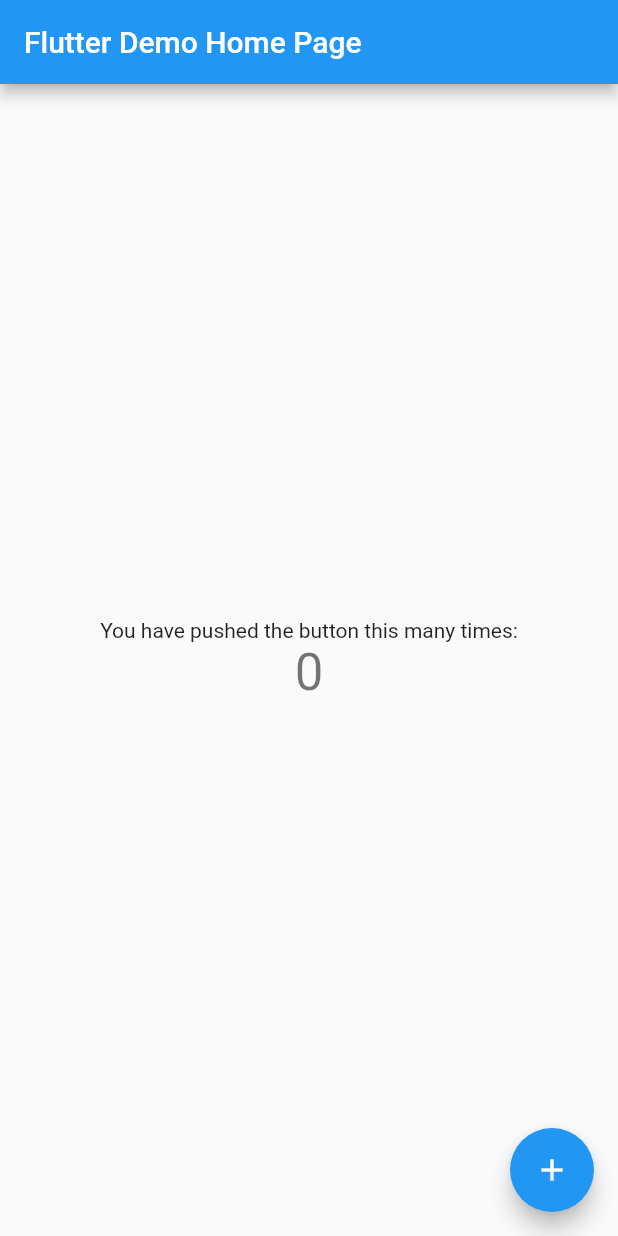
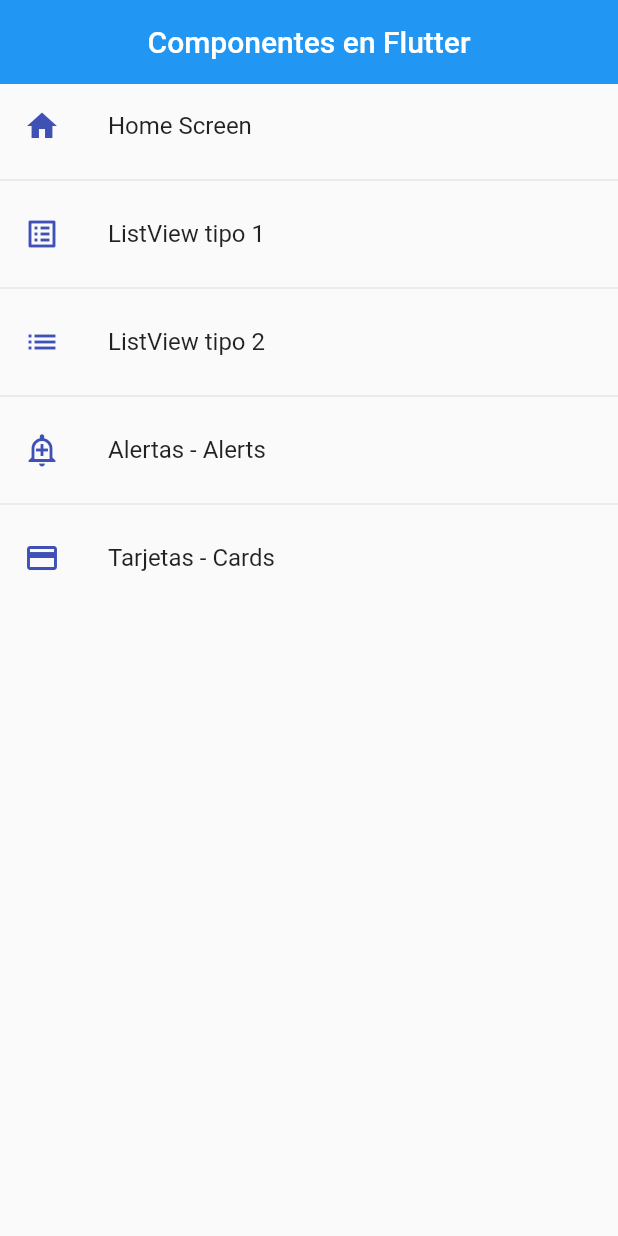
Before and after one commit to AdrianBL1/flutter_components, a Flutter app: the screen it shows after launch, on a phone screen of 412 x 824 dp. Run offline on Flutter 3.47's test engine with Material 2 defaults, Android fonts, the phone set to English and light mode, and no system bars.

Commit message:
Construcción del ListView, ListTiles, Rutas y Creación de las Pantallas

```diff
--- a/lib/main.dart
+++ b/lib/main.dart
@@ -1,115 +1,20 @@
 import 'package:flutter/material.dart';
+import 'package:fl_components/router/app_routes.dart';
 
-void main() {
-  runApp(const MyApp());
-}
+void main() => runApp(const MyApp());
 
 class MyApp extends StatelessWidget {
+
   const MyApp({Key? key}) : super(key: key);
 
-  // This widget is the root of your application.
   @override
   Widget build(BuildContext context) {
     return MaterialApp(
-      title: 'Flutter Demo',
-      theme: ThemeData(
-        // This is the theme of your application.
-        //
-        // Try running your application with "flutter run". You'll see the
-        // application has a blue toolbar. Then, without quitting the app, try
-        // changing the primarySwatch below to Colors.green and then invoke
-        // "hot reload" (press "r" in the console where you ran "flutter run",
-        // or simply save your changes to "hot reload" in a Flutter IDE).
-        // Notice that the counter didn't reset back to zero; the application
-        // is not restarted.
-        primarySwatch: Colors.blue,
-      ),
-      home: const MyHomePage(title: 'Flutter Demo Home Page'),
+      debugShowCheckedModeBanner: false,
+      title: 'Material App',
+      initialRoute: AppRoutes.initialRoute,
+      routes: AppRoutes.getAppRoutes(),
+      onGenerateRoute: AppRoutes.onGenerateRoute
     );
   }
 }
-
-class MyHomePage extends StatefulWidget {
-  const MyHomePage({Key? key, required this.title}) : super(key: key);
-
-  // This widget is the home page of your application. It is stateful, meaning
-  // that it has a State object (defined below) that contains fields that affect
-  // how it looks.
-
-  // This class is the configuration for the state. It holds the values (in this
-  // case the title) provided by the parent (in this case the App widget) and
-  // used by the build method of the State. Fields in a Widget subclass are
-  // always marked "final".
-
-  final String title;
-
-  @override
-  State<MyHomePage> createState() => _MyHomePageState();
-}
-
-class _MyHomePageState extends State<MyHomePage> {
-  int _counter = 0;
-
-  void _incrementCounter() {
-    setState(() {
-      // This call to setState tells the Flutter framework that something has
-      // changed in this State, which causes it to rerun the build method below
-      // so that the display can reflect the updated values. If we changed
-      // _counter without calling setState(), then the build method would not be
-      // called again, and so nothing would appear to happen.
-      _counter++;
-    });
-  }
-
-  @override
-  Widget build(BuildContext context) {
-    // This method is rerun every time setState is called, for instance as done
-    // by the _incrementCounter method above.
-    //
-    // The Flutter framework has been optimized to make rerunning build methods
-    // fast, so that you can just rebuild anything that needs updating rather
-    // than having to individually change instances of widgets.
-    return Scaffold(
-      appBar: AppBar(
-        // Here we take the value from the MyHomePage object that was created by
-        // the App.build method, and use it to set our appbar title.
-        title: Text(widget.title),
-      ),
-      body: Center(
-        // Center is a layout widget. It takes a single child and positions it
-        // in the middle of the parent.
-        child: Column(
-          // Column is also a layout widget. It takes a list of children and
-          // arranges them vertically. By default, it sizes itself to fit its
-          // children horizontally, and tries to be as tall as its parent.
-          //
-          // Invoke "debug painting" (press "p" in the console, choose the
-          // "Toggle Debug Paint" action from the Flutter Inspector in Android
-          // Studio, or the "Toggle Debug Paint" command in Visual Studio Code)
-          // to see the wireframe for each widget.
-          //
-          // Column has various properties to control how it sizes itself and
-          // how it positions its children. Here we use mainAxisAlignment to
-          // center the children vertically; the main axis here is the vertical
-          // axis because Columns are vertical (the cross axis would be
-          // horizontal).
-          mainAxisAlignment: MainAxisAlignment.center,
-          children: <Widget>[
-            const Text(
-              'You have pushed the button this many times:',
-            ),
-            Text(
-              '$_counter',
-              style: Theme.of(context).textTheme.headline4,
-            ),
-          ],
-        ),
-      ),
-      floatingActionButton: FloatingActionButton(
-        onPressed: _incrementCounter,
-        tooltip: 'Increment',
-        child: const Icon(Icons.add),
-      ), // This trailing comma makes auto-formatting nicer for build methods.
-    );
-  }
-}
--- /dev/null
+++ b/lib/models/menu_option.dart
@@ -0,0 +1,15 @@
+import 'package:flutter/material.dart' show IconData, Widget;
+
+class MenuOption{
+  final String route;
+  final IconData icon;
+  final String name;
+  final Widget screen;
+
+  MenuOption({
+    required this.route,
+    required this.icon,
+    required this.name,
+    required this.screen
+  });
+}
--- /dev/null
+++ b/lib/models/models.dart
@@ -0,0 +1 @@
+export 'package:fl_components/models/menu_option.dart';
--- /dev/null
+++ b/lib/router/app_routes.dart
@@ -0,0 +1,38 @@
+import 'package:flutter/material.dart';
+import 'package:fl_components/models/models.dart';
+import 'package:fl_components/screen/screens.dart';
+
+class AppRoutes{
+  static const initialRoute = 'home';
+
+  static final menuOptions = <MenuOption>[
+    //TODO: borrar home
+    MenuOption(route: 'home', name: 'Home Screen', screen: const HomeScreen(), icon: Icons.home),
+    MenuOption(route: 'listview1', name: 'ListView tipo 1', screen: const ListView1Screen(), icon: Icons.list_alt),
+    MenuOption(route: 'listview2', name: 'ListView tipo 2', screen: const ListView2Screen(), icon: Icons.list),
+    MenuOption(route: 'alert', name: 'Alertas - Alerts', screen: const AlertScreen(), icon: Icons.add_alert_outlined),
+    MenuOption(route: 'card', name: 'Tarjetas - Cards', screen: const CardScreen(), icon: Icons.credit_card),
+  ];
+
+  static Map<String, Widget Function(BuildContext)> getAppRoutes() {
+    Map<String, Widget Function(BuildContext)> appRoutes = {};
+    for (final option in menuOptions){
+      appRoutes.addAll({option.route: (BuildContext context) => option.screen});
+    }
+    return appRoutes;
+  }
+
+  //static Map<String, Widget Function(BuildContext)> routes = {
+  //  'home'     :(BuildContext context) => const HomeScreen(),
+  //  'listview1':(BuildContext context) => const ListView1Screen(),
+  //  'listview2':(BuildContext context) => const ListView2Screen(),
+  //  'alert'    :(BuildContext context) => const AlertScreen(),
+  //  'card'     :(BuildContext context) => const CardScreen()
+  //};
+
+  static Route<dynamic> onGenerateRoute (RouteSettings settings){
+    return MaterialPageRoute(
+      builder: (context) => const AlertScreen()
+    );
+  }
+}
--- /dev/null
+++ b/lib/screen/home_screen.dart
@@ -0,0 +1,37 @@
+import 'package:flutter/material.dart';
+import 'package:fl_components/router/app_routes.dart';
+
+class HomeScreen extends StatelessWidget {
+
+  const HomeScreen({Key? key}) : super(key: key);
+
+  @override
+  Widget build(BuildContext context) {
+
+    final menuOptions = AppRoutes.menuOptions;
+
+    return Scaffold(
+      appBar: AppBar(
+        title: const Text('Componentes en Flutter'),
+        elevation: 0,
+        centerTitle: true,
+      ),
+      body: ListView.separated(
+        itemBuilder: (context, i) => ListTile(
+          leading: Icon(menuOptions[i].icon, color: Colors.indigo),
+          title: Text(menuOptions[i].name),
+          onTap: () {
+            //final route = MaterialPageRoute(
+            //  builder: (context) => const ListView1Screen()
+            //);
+            //Navigator.push(context, route);
+
+            Navigator.pushNamed(context, menuOptions[i].route);
+          },
+        ),
+        separatorBuilder: (_, __) => const Divider(),
+        itemCount: menuOptions.length
+      )
+    );
+  }
+}
--- /dev/null
+++ b/lib/screen/screens.dart
@@ -0,0 +1,5 @@
+export 'package:fl_components/screen/alert_screen.dart';
+export 'package:fl_components/screen/card_screen.dart';
+export 'package:fl_components/screen/home_screen.dart';
+export 'package:fl_components/screen/listview1_screen.dart';
+export 'package:fl_components/screen/listview2_screen.dart';
```
Also changed, not shown: lib/screen/alert_screen.dart (added, +15 -0 lines), lib/screen/card_screen.dart (added, +15 -0 lines), lib/screen/listview1_screen.dart (added, +27 -0 lines), lib/screen/listview2_screen.dart (added, +32 -0 lines), 1 other file.
